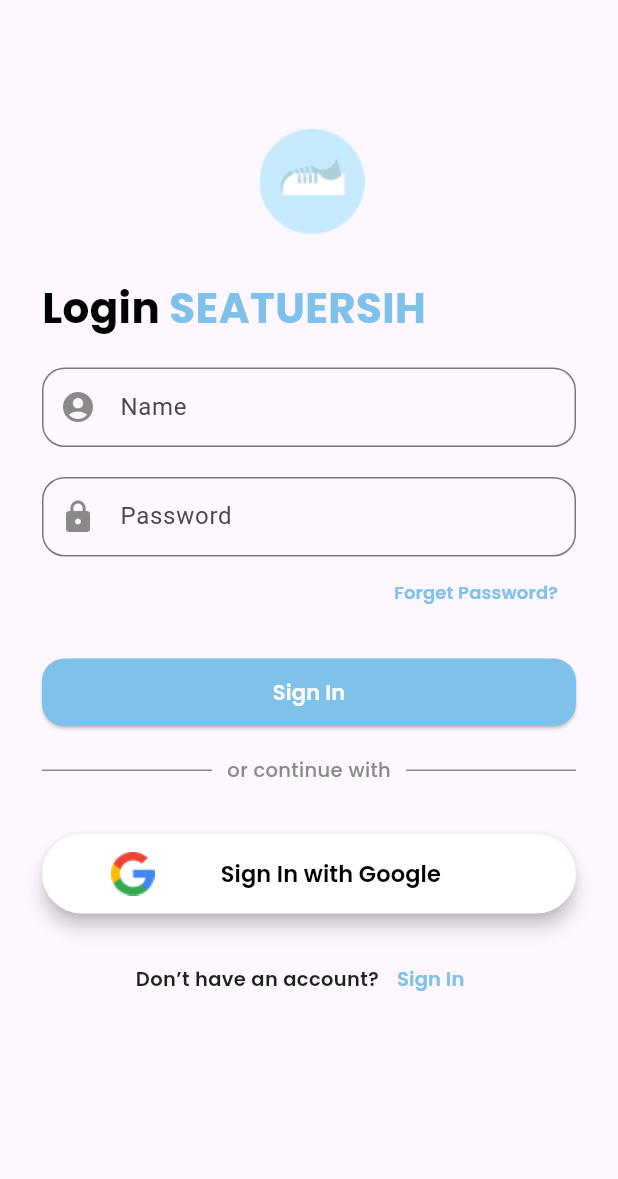
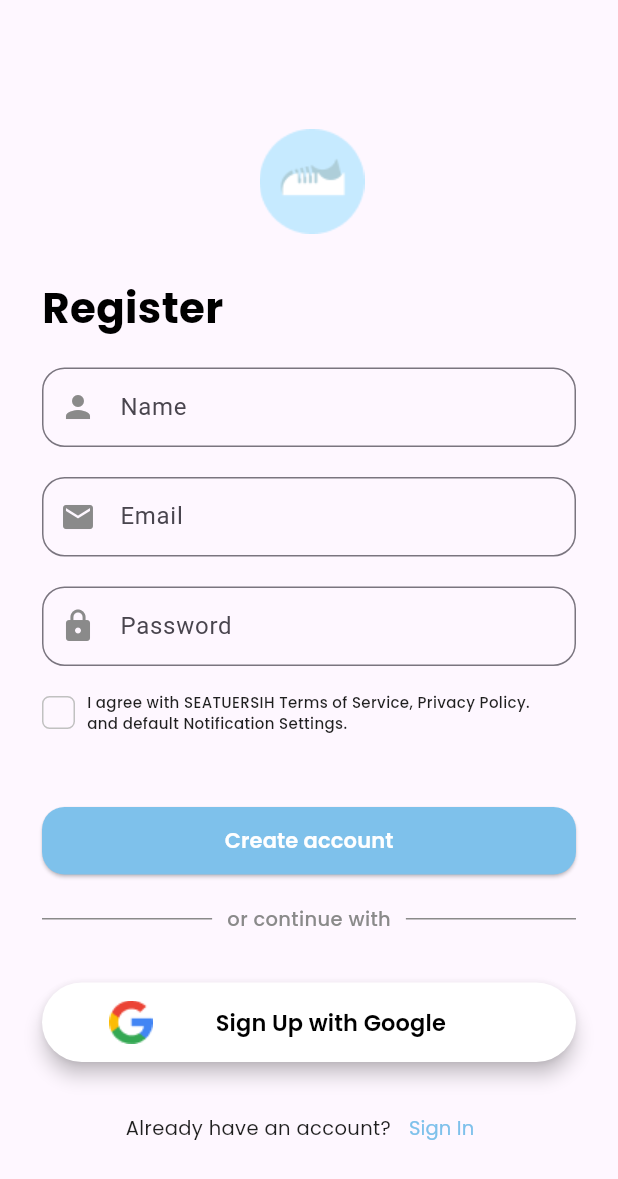
Before and after one commit to bawwaz/SeatuErsih, a Flutter app: the screen it shows after launch, on a phone screen of 412 x 824 dp. Shown: the top 1179 px of the screen. Run offline on Flutter 3.47's test engine with Material 3 defaults, Android fonts, the phone set to English and light mode, and no system bars; our stand-ins replace get, google_fonts.

Commit message:
style: [DNA] add page register

```diff
--- a/lib/main.dart
+++ b/lib/main.dart
@@ -1,6 +1,7 @@
 import 'package:flutter/material.dart';
 import 'package:seatu_ersih/view/HomepageView.dart';
-import 'package:seatu_ersih/view/LoginpageView.dart';
+import 'package:seatu_ersih/view/login_page/LoginpageView.dart';
+import 'package:seatu_ersih/view/register_page/RegisterviewPage.dart';
 import 'widget/Homepage/HomepageBar.dart';
 
 void main() {
@@ -20,7 +21,7 @@ class MyApp extends StatelessWidget {
         colorScheme: ColorScheme.fromSeed(seedColor: Colors.deepPurple),
         useMaterial3: true,
       ),
-      home: const LoginPage(),
+      home: Registerpage(),
     );
   }
 }
--- a/lib/view/LoginpageView.dart
+++ b/lib/view/register_page/RegisterviewPage.dart
@@ -1,11 +1,15 @@
+import 'package:flutter/cupertino.dart';
 import 'package:flutter/material.dart';
+import 'package:get/get.dart';
 import 'package:google_fonts/google_fonts.dart';
+import 'package:seatu_ersih/view/register_page/register_page.controller.dart';
 
-class LoginPage extends StatelessWidget {
-  const LoginPage({Key? key}) : super(key: key);
+class Registerpage extends StatelessWidget {
+  const Registerpage({Key? key}) : super(key: key);
 
   @override
   Widget build(BuildContext context) {
+    final controller = Get.put(RegisterPageController());
     return Scaffold(
       body: Container(
         margin: EdgeInsets.all(28),
@@ -25,17 +29,9 @@ class LoginPage extends StatelessWidget {
               Row(
                 children: [
                   Text(
-                    "Login ",
+                    "Register",
                     style: GoogleFonts.poppins(
                       color: Color(0xFF000000),
-                      fontWeight: FontWeight.bold,
-                      fontSize: 28,
-                    ),
-                  ),
-                  Text(
-                    "SEATUERSIH",
-                    style: GoogleFonts.poppins(
-                      color: Color(0xFF7EC1EB),
                       fontWeight: FontWeight.bold,
                       fontSize: 28,
                     ),
@@ -57,7 +53,7 @@ class LoginPage extends StatelessWidget {
                     ),
                     labelText: "Name",
                     prefixIcon: Icon(
-                      Icons.account_circle,
+                      Icons.person,
                       color: Color(0xFF8A8A8A), // atur warna ikon
                     ),
                     labelStyle: TextStyle(
@@ -82,30 +78,72 @@ class LoginPage extends StatelessWidget {
                     border: OutlineInputBorder(
                       borderRadius: BorderRadius.circular(15),
                     ),
-                    labelText: "Password",
-                    prefixIcon: Icon(Icons.lock,
-                    color: Color(0xFF8A8A8A),),
+                    labelText: "Email",
+                    prefixIcon: Icon(
+                      Icons.email,
+                      color: Color(0xFF8A8A8A), // atur warna ikon
+                    ),
+                    labelStyle: TextStyle(
+                      // color: Color(0xFF8A8A8A), // atur warna teks
+                    ),
+                  ),
+                  style: TextStyle(
                   ),
                 ),
               ),
 
-              // SizedBox(
-              //   height: 10,
-              // ),
-
-              Align(
-                alignment: Alignment.centerRight,
-                child: TextButton(onPressed: () {},
-                    child: Text("Forget Password?",
-                      style: GoogleFonts.poppins(
-                        color: Color(0xFF7EC1EB),
-                        fontWeight: FontWeight.w600,
-                        fontSize: 12,
-                      ),)),
+              SizedBox(
+                height: 20,
               ),
 
               SizedBox(
-                height: 20,
+                width: double.infinity,
+                height: 53,
+                child: TextField(
+                  decoration: InputDecoration(
+                    border: OutlineInputBorder(
+                      borderRadius: BorderRadius.circular(15),
+                    ),
+                    labelText: "Password",
+                    prefixIcon: Icon(Icons.lock,
+                      color: Color(0xFF8A8A8A),),
+                  ),
+                ),
+              ),
+
+              SizedBox(
+                height: 17,
+              ),
+
+              Row(
+                children: [
+                  Obx(() => GestureDetector(
+                    onTap: () => controller.checked.value = !controller.checked.value,
+                    child: Container(
+                      alignment: Alignment.center,
+                      decoration: BoxDecoration(
+                          border: Border.all(width: 1, color: Color(0xFFC1C1C1)),
+                          borderRadius: BorderRadius.circular(5),
+                        color: controller.checked.value ? Color(0xFF7EC1EB) : Colors.transparent
+                      ),
+                      child: controller.checked.value ? Icon(Icons.check, size: 18, color: Colors.white,) : SizedBox(height: 20, width: 20,),
+                    ),
+                  )),
+                  Container(
+                    width: 300,
+                    margin: EdgeInsets.only(left: 8),
+                    child: Text("I agree with SEATUERSIH Terms of Service, Privacy Policy. and default Notification Settings.",
+                      style: GoogleFonts.poppins(
+                        color: Color(0xFF1F1F1F),
+                        fontWeight: FontWeight.w500,
+                        fontSize: 10,
+                      ),),
+                  ),
+                ],
+              ),
+
+              SizedBox(
+                height: 49,
               ),
 
               Center(
@@ -120,7 +158,7 @@ class LoginPage extends StatelessWidget {
                           shape: RoundedRectangleBorder(
                               borderRadius: BorderRadius.circular(15))),
                       child: Text(
-                        "Sign In",
+                        "Create account",
                         style: GoogleFonts.poppins(
                           color: Colors.white,
                           fontWeight: FontWeight.w600,
@@ -192,7 +230,7 @@ class LoginPage extends StatelessWidget {
                       children: [
                         Image.asset("assets/img/google-icon.png"),
                         Text(
-                          "Sign In with Google",
+                          "Sign Up with Google",
                           style: GoogleFonts.poppins(
                             color: Colors.black,
                             fontWeight: FontWeight.w600,
@@ -213,20 +251,19 @@ class LoginPage extends StatelessWidget {
                 mainAxisAlignment: MainAxisAlignment.center,
                 children: [
                   Text(
-                    "Don’t have an account?",
+                    "Already have an account?",
                     style: GoogleFonts.poppins(
                       color: Color(0xFF1F1F1F),
-                      fontWeight: FontWeight.w600,
+                      fontWeight: FontWeight.normal,
                       fontSize: 13,
                     ),
                   ),
 
-                  TextButton(onPressed: () {
-                  },
+                  TextButton(onPressed: () {},
                       child: Text("Sign In",
                         style: GoogleFonts.poppins(
                           color: Color(0xFF7EC1EB),
-                          fontWeight: FontWeight.w600,
+                          fontWeight: FontWeight.normal,
                           fontSize: 13,
                         ),)),
                 ],
--- /dev/null
+++ b/lib/view/register_page/register_page.controller.dart
@@ -0,0 +1,5 @@
+import 'package:get/get.dart';
+
+class RegisterPageController extends GetxController {
+  var checked = false.obs;
+}
--- a/pubspec.yaml
+++ b/pubspec.yaml
@@ -12,6 +12,7 @@ dependencies:
     sdk: flutter
   cupertino_icons: ^1.0.2
   google_fonts: ^6.2.1
+  get: any
 
 
 dev_dependencies:
```
Also changed, not shown: lib/view/login_page/LoginpageView.dart (added, +242 -0 lines), pubspec.lock.
